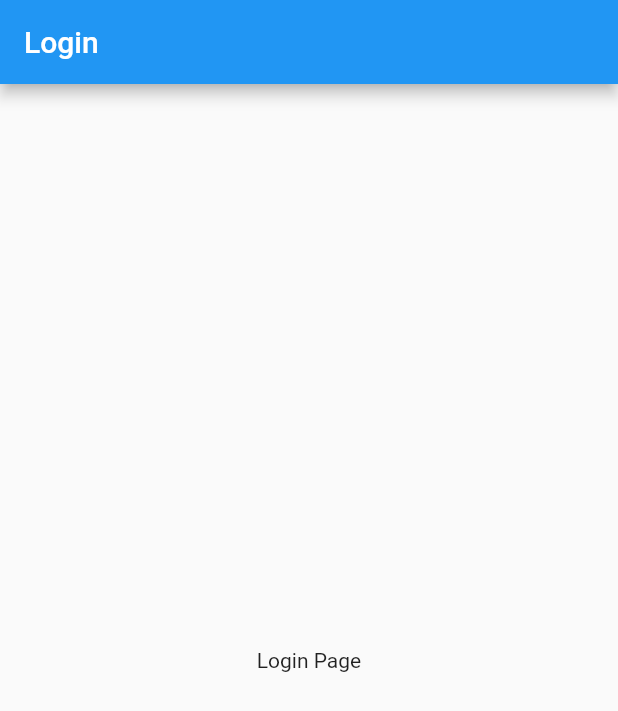
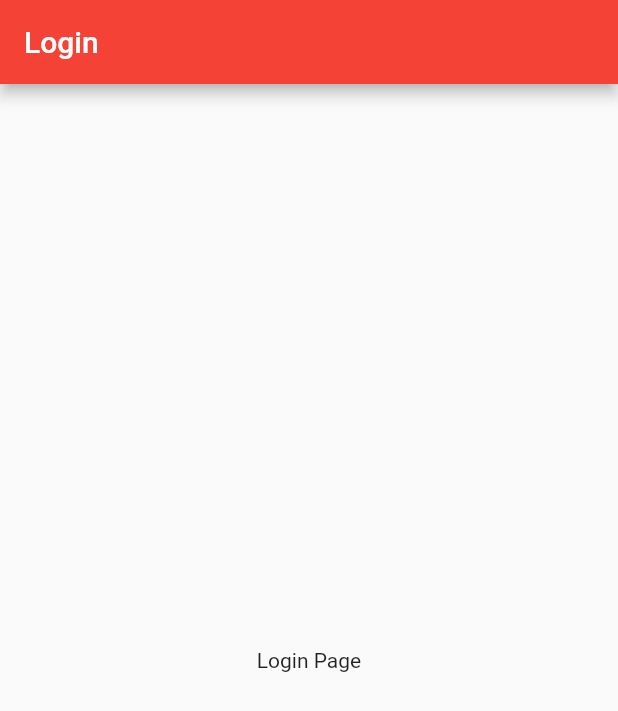
Before and after one commit to aditmodhvadia/simple_flutter_app, a Flutter app: the screen it shows after launch, after a tap on "Go", on a phone screen of 412 x 824 dp. Shown: the top 711 px of the screen. Run offline on Flutter 3.47's test engine with Material 2 defaults, Android fonts, the phone set to English and light mode, and no system bars.

Commit message:
- add custom AppBar custom_widget - replace AppBar with CustomAppBar

```diff
--- /dev/null
+++ b/simple_flutter_app/lib/custom_widgets/CustomAppBar.dart
@@ -0,0 +1,23 @@
+import 'package:flutter/material.dart';
+
+class CustomAppBar extends StatelessWidget implements PreferredSizeWidget {
+  final String title;
+  Color backgroundColor;
+
+  CustomAppBar({Key key, @required this.title, this.backgroundColor})
+      : preferredSize = Size.fromHeight(56.0),
+        super(key: key);
+
+  @override
+  final Size preferredSize;
+
+  @override
+  Widget build(BuildContext context) {
+    return AppBar(
+      title: Text(title),
+      backgroundColor: backgroundColor == null
+          ? Theme.of(context).primaryColor
+          : backgroundColor,
+    );
+  }
+}
--- a/simple_flutter_app/lib/main.dart
+++ b/simple_flutter_app/lib/main.dart
@@ -1,5 +1,6 @@
 import 'package:flutter/material.dart';
 import 'package:simple_flutter_app/routes/route_generator.dart';
+import 'package:simple_flutter_app/custom_widgets/CustomAppBar.dart';
 
 void main() => runApp(MyApp());
 
@@ -31,8 +32,8 @@ class _SplashPageState extends State<SplashPage> {
   @override
   Widget build(BuildContext context) {
     return Scaffold(
-      appBar: AppBar(
-        title: Text('Splash'),
+      appBar: CustomAppBar(
+        title: 'Splash',
       ),
       body: Center(
         child: Column(
--- a/simple_flutter_app/lib/pages/login_page.dart
+++ b/simple_flutter_app/lib/pages/login_page.dart
@@ -1,11 +1,13 @@
 import 'package:flutter/material.dart';
+import 'package:simple_flutter_app/custom_widgets/CustomAppBar.dart';
 
 class LoginPage extends StatelessWidget {
   @override
   Widget build(BuildContext context) {
     return Scaffold(
-      appBar: AppBar(
-        title: Text('Login'),
+      appBar: CustomAppBar(
+        title: 'Login',
+        backgroundColor: Colors.red,
       ),
       body: Center(child: Text('Login Page')),
     );
--- a/simple_flutter_app/lib/routes/route_generator.dart
+++ b/simple_flutter_app/lib/routes/route_generator.dart
@@ -1,6 +1,7 @@
 import 'package:flutter/material.dart';
 import 'package:simple_flutter_app/main.dart';
 import 'package:simple_flutter_app/pages/login_page.dart';
+import 'package:simple_flutter_app/custom_widgets/CustomAppBar.dart';
 
 class RouteGenerator {
   static const LOGIN_ROUTE = '/login';
@@ -27,8 +28,9 @@ class RouteGenerator {
   static Route<dynamic> _errorRoute() {
     return MaterialPageRoute(builder: (_) {
       return Scaffold(
-        appBar: AppBar(
-          title: Text('ERROR'),
+        appBar: CustomAppBar(
+          title: 'ERROR',
+          backgroundColor: Colors.amber,
         ),
         backgroundColor: Colors.red,
         body: Center(
```
